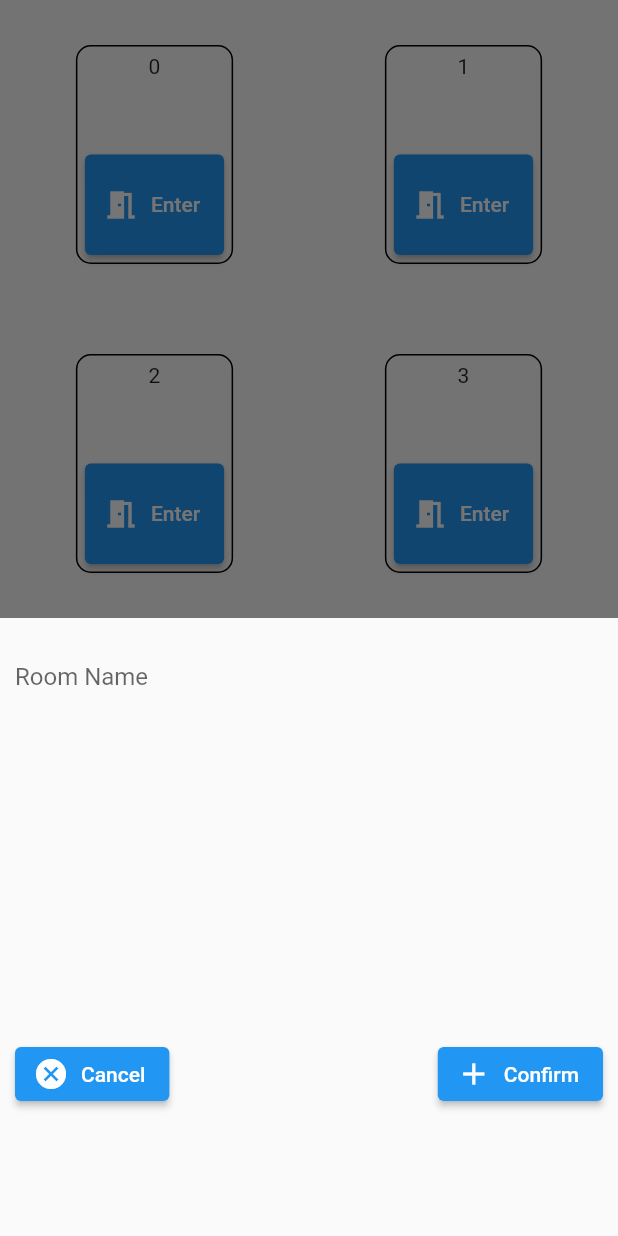
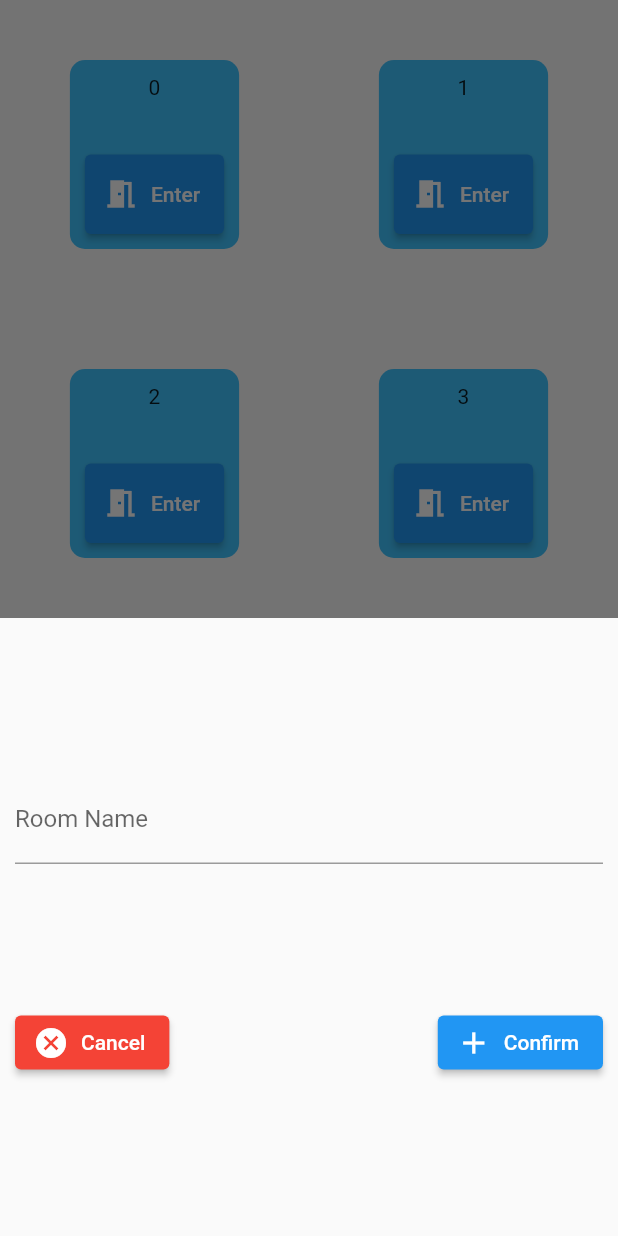
Before and after one commit to Jbholae/flutter--web-socket, a Flutter app: the screen it shows after launch, after a tap on the "add" icon, on a phone screen of 412 x 824 dp. Run offline on Flutter 3.47's test engine with Material 2 defaults, Android fonts, the phone set to English and light mode, and no system bars.

Commit message:
added SafeArea and button color

```diff
--- a/lib/screens/rooms.dart
+++ b/lib/screens/rooms.dart
@@ -1,7 +1,4 @@
-import 'package:flutter/cupertino.dart';
 import 'package:flutter/material.dart';
-import 'package:flutter/src/widgets/container.dart';
-import 'package:flutter/src/widgets/framework.dart';
 import 'package:web_socket_test/screens/chat_detail_page.dart';
 
 class RoomsScreen extends StatefulWidget {
@@ -16,25 +13,31 @@ class _RoomsScreenState extends State<RoomsScreen> {
   Widget build(BuildContext context) {
     return Scaffold(
       body: SingleChildScrollView(
+        child: SafeArea(
           child: GridView.builder(
-          physics: NeverScrollableScrollPhysics(),
+            physics: const NeverScrollableScrollPhysics(),
             shrinkWrap: true,
-          gridDelegate:
-              SliverGridDelegateWithFixedCrossAxisCount(crossAxisCount: 2),
+            gridDelegate: const SliverGridDelegateWithFixedCrossAxisCount(
+              crossAxisCount: 2,
+            ),
             itemCount: 20,
             itemBuilder: (BuildContext context, int index) {
               return Center(
                 child: Container(
                   decoration: BoxDecoration(
+                    color: Colors.lightBlueAccent,
                     borderRadius: BorderRadius.circular(10),
-                  border: Border.all(width: 1),
+                    // border: Border.all(width: 1),
                   ),
-                padding: EdgeInsets.all(5),
-                margin: EdgeInsets.all(30),
-                // height: MediaQuery.of(context).size.height * 0.3,
+                  padding: const EdgeInsets.all(10),
+                  margin: const EdgeInsets.all(40),
                   child: Column(
                     children: [
-                    Expanded(child: Text(index.toString())),
+                      Expanded(
+                        child: Text(
+                          index.toString(),
+                        ),
+                      ),
                       Expanded(
                         child: ElevatedButton.icon(
                           onPressed: () {
@@ -47,10 +50,10 @@ class _RoomsScreenState extends State<RoomsScreen> {
                               ),
                             );
                           },
-                        icon: Icon(
+                          icon: const Icon(
                             Icons.meeting_room,
                           ),
-                        label: Text('Enter'),
+                          label: const Text('Enter'),
                         ),
                       ),
                     ],
@@ -58,6 +61,7 @@ class _RoomsScreenState extends State<RoomsScreen> {
                 ),
               );
             },
+          ),
         ),
       ),
       floatingActionButton: FloatingActionButton(
@@ -69,25 +73,30 @@ class _RoomsScreenState extends State<RoomsScreen> {
                   padding: const EdgeInsets.all(10),
                   height: MediaQuery.of(context).size.height * 0.5,
                   child: Column(
-                    mainAxisAlignment: MainAxisAlignment.center,
+                    mainAxisAlignment: MainAxisAlignment.spaceEvenly,
                     children: [
-                      Expanded(
+                      const Flexible(
                         child: TextField(
                           decoration: InputDecoration(
-                            border: InputBorder.none,
                             label: Text('Room Name'),
                           ),
                         ),
                       ),
-                      Expanded(
+                      Flexible(
                         child: Row(
                           mainAxisAlignment: MainAxisAlignment.spaceBetween,
                           children: [
                             ElevatedButton.icon(
+                              style: const ButtonStyle(
+                                backgroundColor:
+                                    MaterialStatePropertyAll(Colors.red),
+                              ),
                               onPressed: () {
                                 Navigator.pop(context);
                               },
-                              icon: const Icon(Icons.cancel_sharp),
+                              icon: const Icon(
+                                Icons.cancel_sharp,
+                              ),
                               label: const Text('Cancel'),
                             ),
                             ElevatedButton.icon(
@@ -103,7 +112,7 @@ class _RoomsScreenState extends State<RoomsScreen> {
                 );
               });
         },
-        child: Icon(
+        child: const Icon(
           Icons.add_outlined,
           size: 35,
         ),
```
Lines whose indentation alone changed are shown as unchanged.
